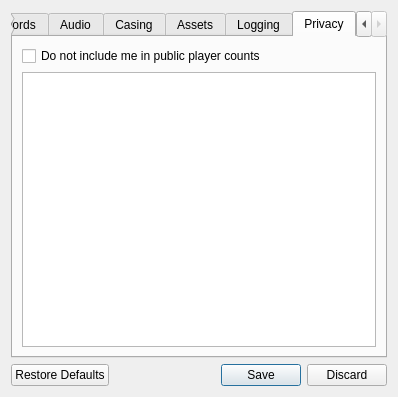
This is resource/ui/optionsdialogue.ui in AttorneyOnline/AO2-Client as Qt 5 draws it before an edit. The edited form follows.
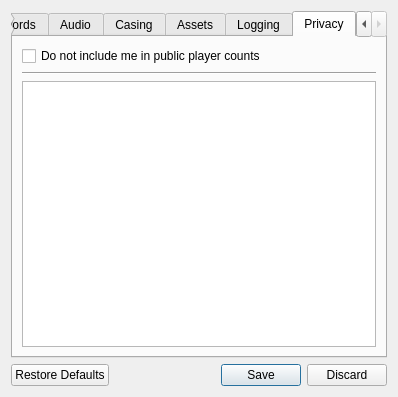
This is the edited form. The open tabs and pages were chosen to show the change.

```diff
--- a/resource/ui/optionsdialogue.ui
+++ b/resource/ui/optionsdialogue.ui
@@ -1125,6 +1125,16 @@
          </property>
         </widget>
        </item>
+       <item>
+        <widget class="QFrame" name="privacy_separator">
+         <property name="frameShape">
+          <enum>QFrame::HLine</enum>
+         </property>
+         <property name="frameShadow">
+          <enum>QFrame::Sunken</enum>
+         </property>
+        </widget>
+       </item>
        <item>
         <widget class="QTextBrowser" name="privacy_policy"/>
        </item>
```
Left out of the diff: 10 changed lines with no effect on the pictures.
